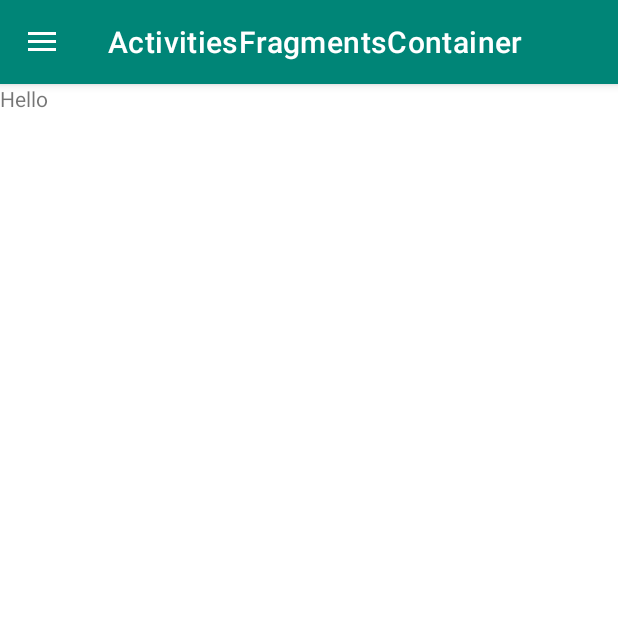
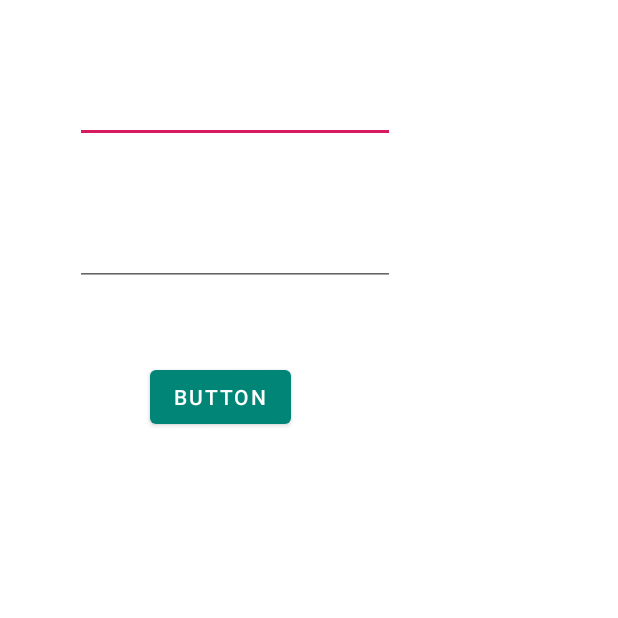
Before and after one commit to YonatanG95/Hobme, an Android app: the UserRegisterFragment screen opened through its navigation route, in the side drawer, after a tap on "Gallery", on a phone screen of 412 x 824 dp, the top half of it. Run offline under Robolectric (Android 15) with nearby library versions, the phone set to English and light mode, and no system bars; our stand-ins replace Firebase (no records; nobody signed in at launch, a user with empty details on screens opened directly), data binding, navigation-ui, paging; libraries missing offline, so code that uses them is left out: androidx.paging; 4 statements that could not run were skipped.

Commit message:
Create user function

```diff
--- a/app/src/main/java/AppModel/RemoteData.java
+++ b/app/src/main/java/AppModel/RemoteData.java
@@ -26,6 +26,7 @@ import java.util.List;
 
 import AppModel.Entity.Activity;
 import AppView.UserLoginFragment;
+import AppView.UserRegisterFragment;
 import DataSources.AppRepository;
 import DataSources.NetworkDataCallback;
 
@@ -126,4 +127,24 @@ public class RemoteData {
         mFirebaseAuth.signOut();
     }
 
+    public void createUserEmail(String email, String password, View view, UserRegisterFragment fragment){
+        mFirebaseAuth.createUserWithEmailAndPassword(email, password)
+                .addOnCompleteListener(fragment.getActivity(), new OnCompleteListener<AuthResult>() {
+                    @Override
+                    public void onComplete(@NonNull Task<AuthResult> task) {
+                        if (task.isSuccessful()) {
+                            // Sign in success, update UI with the signed-in user's information
+                            Log.d(TAG, "createUserWithEmail:success");
+                            FirebaseUser user = mFirebaseAuth.getCurrentUser();
+                            Navigation.findNavController(view).navigate(R.id.registerToActList);
+                        } else {
+                            // If sign in fails, display a message to the user.
+                            Log.w(TAG, "createUserWithEmail:failure", task.getException());
+                            Toast.makeText(fragment.getContext(), "Authentication failed.",
+                                    Toast.LENGTH_SHORT).show();
+                        }
+                    }
+                });
+    }
+
 }
--- a/app/src/main/java/AppView/ActivityListFragment.java
+++ b/app/src/main/java/AppView/ActivityListFragment.java
@@ -5,6 +5,7 @@ import AppUtils.InjectorUtils;
 import AppViewModel.ActivityListViewModel;
 import AppViewModel.CustomViewModelFactory;
 
+import androidx.appcompat.app.AppCompatActivity;
 import androidx.databinding.DataBindingUtil;
 
 import androidx.fragment.app.Fragment;
@@ -54,6 +55,8 @@ public class ActivityListFragment extends Fragment{
             }
         });
 
+        ((AppCompatActivity)getActivity()).getSupportActionBar().show();
+
         return mActivityListBinding.getRoot();
     }
 
--- a/app/src/main/java/AppView/CreateActivityFragment.java
+++ b/app/src/main/java/AppView/CreateActivityFragment.java
@@ -42,6 +42,7 @@ import AppViewModel.CreateActivityViewModel;
 import AppViewModel.CustomViewModelFactory;
 
 import androidx.appcompat.app.AlertDialog;
+import androidx.appcompat.app.AppCompatActivity;
 import androidx.core.app.ActivityCompat;
 import androidx.databinding.DataBindingUtil;
 import androidx.fragment.app.Fragment;
@@ -89,6 +90,8 @@ public class CreateActivityFragment extends Fragment {
                 .get(CreateActivityViewModel.class);
 
         bindData();
+
+        ((AppCompatActivity)getActivity()).getSupportActionBar().show();
 
         return mFragmentCreateActivityBinding.getRoot();
     }
--- a/app/src/main/java/AppView/DetailedActivityFragment.java
+++ b/app/src/main/java/AppView/DetailedActivityFragment.java
@@ -4,6 +4,7 @@ import android.content.Context;
 import android.net.Uri;
 import android.os.Bundle;
 
+import androidx.appcompat.app.AppCompatActivity;
 import androidx.databinding.DataBindingUtil;
 import androidx.fragment.app.Fragment;
 import androidx.lifecycle.ViewModelProviders;
@@ -52,6 +53,8 @@ public class DetailedActivityFragment extends Fragment {
 
         bindData();
 
+        ((AppCompatActivity)getActivity()).getSupportActionBar().show();
+
         return mDetailedActivityBinding.getRoot();
     }
 
--- a/app/src/main/java/AppView/UserLoginFragment.java
+++ b/app/src/main/java/AppView/UserLoginFragment.java
@@ -1,5 +1,6 @@
 package AppView;
 
+import androidx.appcompat.app.AppCompatActivity;
 import androidx.databinding.DataBindingUtil;
 import androidx.lifecycle.ViewModelProviders;
 
@@ -61,6 +62,8 @@ public class UserLoginFragment extends Fragment {
 
         checkUserStatus();
 
+        ((AppCompatActivity)getActivity()).getSupportActionBar().hide();
+
         return binding.getRoot();
     }
 
@@ -84,6 +87,10 @@ public class UserLoginFragment extends Fragment {
     }
 
     public void loginBtn(View view){
+//        NavController nc = (((NavHostFragment) getActivity().getSupportFragmentManager()
+//                .findFragmentById(R.id.activities_fragment_container))
+//                .getNavController());
+//        nc.navigate(R.id.loginToActList);
         mViewModel.userLogInEmail(this, view);
         //userSignInEmail();
     }
--- a/app/src/main/java/AppView/UserRegisterFragment.java
+++ b/app/src/main/java/AppView/UserRegisterFragment.java
@@ -1,5 +1,6 @@
 package AppView;
 
+import androidx.appcompat.app.AppCompatActivity;
 import androidx.databinding.DataBindingUtil;
 import androidx.lifecycle.ViewModelProviders;
 
@@ -43,6 +44,8 @@ public class UserRegisterFragment extends Fragment {
 
         bindData();
 
+        ((AppCompatActivity)getActivity()).getSupportActionBar().hide();
+
         return binding.getRoot();
     }
 
@@ -50,6 +53,10 @@ public class UserRegisterFragment extends Fragment {
         binding.setLifecycleOwner(this);
         binding.setView(mViewModel);
         binding.setHandler(this);
+    }
+
+    public void createUserEmail(View view){
+        mViewModel.createUserEmail(this, view);
     }
 
 //    @Override
--- a/app/src/main/java/AppViewModel/UserLoginViewModel.java
+++ b/app/src/main/java/AppViewModel/UserLoginViewModel.java
@@ -11,8 +11,8 @@ public class UserLoginViewModel extends ViewModel {
     // TODO: Implement the ViewModel
 
     private AppRepository repository;
-    public String password;
-    public String email;
+    private String password;
+    private String email;
 
     public UserLoginViewModel(AppRepository repository){
         this.repository = repository;
@@ -25,4 +25,20 @@ public class UserLoginViewModel extends ViewModel {
     public void userLogInEmail(UserLoginFragment fragment, View view){
         repository.signInUserEmail(email, password, view, fragment);
     }
+
+    public String getPassword() {
+        return password;
+    }
+
+    public void setPassword(String password) {
+        this.password = password;
+    }
+
+    public String getEmail() {
+        return email;
+    }
+
+    public void setEmail(String email) {
+        this.email = email;
+    }
 }
--- a/app/src/main/java/AppViewModel/UserRegisterViewModel.java
+++ b/app/src/main/java/AppViewModel/UserRegisterViewModel.java
@@ -1,11 +1,40 @@
 package AppViewModel;
+
+import android.view.View;
 
 import androidx.lifecycle.ViewModel;
 
+import AppView.UserRegisterFragment;
 import DataSources.AppRepository;
 
 public class UserRegisterViewModel extends ViewModel {
     // TODO: Implement the ViewModel
 
-    public UserRegisterViewModel(AppRepository repository){}
+    private AppRepository repository;
+    private String email;
+    private String password;
+
+    public UserRegisterViewModel(AppRepository repository){
+        this.repository = repository;
+    }
+
+    public void createUserEmail(UserRegisterFragment fragment, View view){
+        repository.createUserEmail(email, password, view, fragment);
+    }
+
+    public String getEmail() {
+        return email;
+    }
+
+    public void setEmail(String email) {
+        this.email = email;
+    }
+
+    public String getPassword() {
+        return password;
+    }
+
+    public void setPassword(String password) {
+        this.password = password;
+    }
 }
--- a/app/src/main/java/DataSources/AppRepository.java
+++ b/app/src/main/java/DataSources/AppRepository.java
@@ -11,6 +11,7 @@ import AppModel.LocalData;
 import AppModel.RemoteData;
 import AppUtils.AppExecutors;
 import AppView.UserLoginFragment;
+import AppView.UserRegisterFragment;
 
 import androidx.lifecycle.LiveData;
 import androidx.paging.DataSource;
@@ -105,6 +106,10 @@ public class AppRepository {
 
     public void logOutUser(){
         remoteData.logOutUser();
+    }
+
+    public void createUserEmail(String email, String password, View view, UserRegisterFragment fragment){
+        remoteData.createUserEmail(email, password, view, fragment);
     }
 
 
--- a/app/src/main/res/layout/user_register_fragment.xml
+++ b/app/src/main/res/layout/user_register_fragment.xml
@@ -1,5 +1,7 @@
 <?xml version="1.0" encoding="utf-8"?>
-<layout>
+<layout xmlns:android="http://schemas.android.com/apk/res/android"
+    xmlns:app="http://schemas.android.com/apk/res-auto"
+    xmlns:tools="http://schemas.android.com/tools">
     <data>
         <variable
             name="view"
@@ -8,16 +10,44 @@
             name="handler"
             type="AppView.UserRegisterFragment" />
     </data>
-    <FrameLayout xmlns:android="http://schemas.android.com/apk/res/android"
-        xmlns:tools="http://schemas.android.com/tools"
+
+    <androidx.constraintlayout.widget.ConstraintLayout
         android:layout_width="match_parent"
-        android:layout_height="match_parent"
-        tools:context="AppView.UserRegisterFragment">
+        android:layout_height="match_parent">
 
-        <TextView
-            android:layout_width="match_parent"
-            android:layout_height="match_parent"
-            android:text="Hello" />
+        <EditText
+            android:id="@+id/editText7"
+            android:layout_width="wrap_content"
+            android:layout_height="wrap_content"
+            android:layout_marginStart="50dp"
+            android:layout_marginTop="50dp"
+            android:ems="10"
+            android:inputType="textPersonName"
+            android:text="@={view.email}"
+            app:layout_constraintStart_toStartOf="parent"
+            app:layout_constraintTop_toTopOf="parent" />
 
-    </FrameLayout>
+        <EditText
+            android:id="@+id/editText8"
+            android:layout_width="wrap_content"
+            android:layout_height="wrap_content"
+            android:layout_marginStart="50dp"
+            android:layout_marginTop="50dp"
+            android:ems="10"
+            android:inputType="textPassword"
+            android:text="@={view.password}"
+            app:layout_constraintStart_toStartOf="parent"
+            app:layout_constraintTop_toBottomOf="@+id/editText7" />
+
+        <Button
+            android:id="@+id/button4"
+            android:layout_width="wrap_content"
+            android:layout_height="wrap_content"
+            android:layout_marginStart="100dp"
+            android:layout_marginTop="50dp"
+            android:text="Button"
+            android:onClick="@{(view) -> handler.createUserEmail(view)}"
+            app:layout_constraintStart_toStartOf="parent"
+            app:layout_constraintTop_toBottomOf="@+id/editText8" />
+    </androidx.constraintlayout.widget.ConstraintLayout>
 </layout>
```
